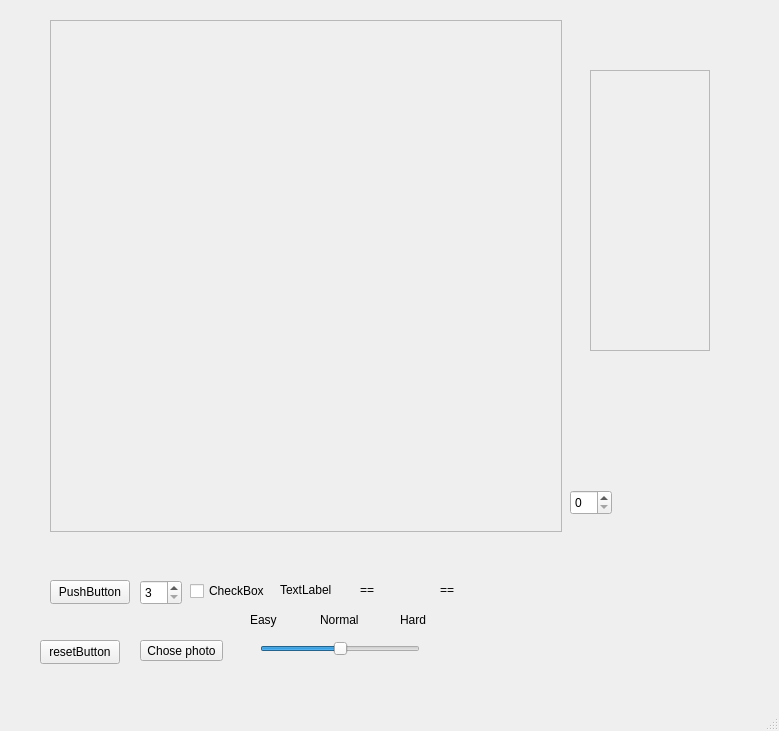
Above: Puzzle_Grzegorz_Wojciechowski/mainwindow.ui from GrzegorzWojciechowski/Puzzle_Grzegorz_Wojciechowski before the change. Below: the same form after it.
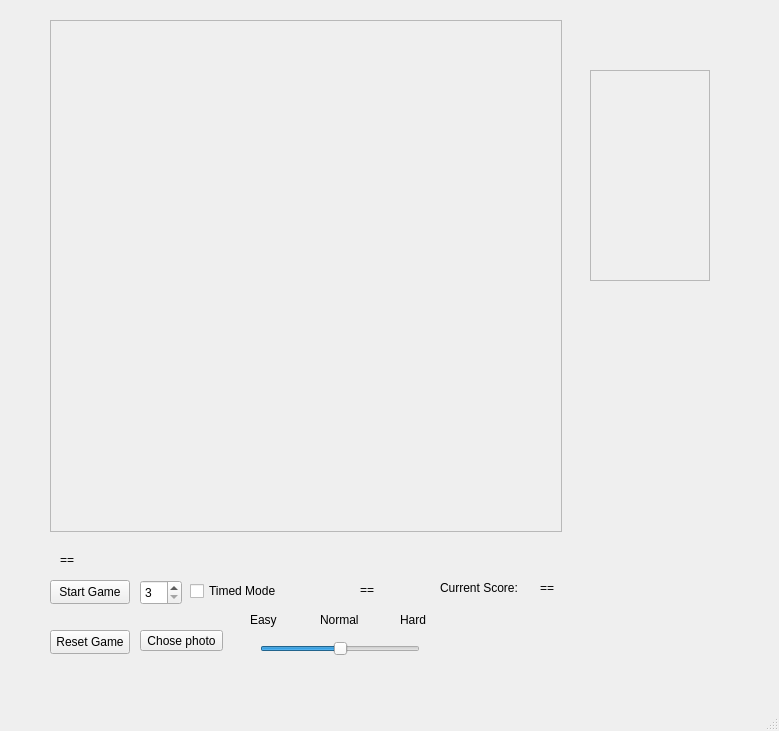
That is the form after the change.

Diff of the .ui file:
```diff
--- a/Puzzle_Grzegorz_Wojciechowski/mainwindow.ui
+++ b/Puzzle_Grzegorz_Wojciechowski/mainwindow.ui
@@ -40,7 +40,7 @@
      </rect>
     </property>
     <property name="text">
-     <string>PushButton</string>
+     <string>Start Game</string>
     </property>
    </widget>
    <widget class="QFrame" name="frameForButtons">
@@ -62,24 +62,14 @@
    <widget class="QPushButton" name="resetButton">
     <property name="geometry">
      <rect>
-      <x>40</x>
-      <y>640</y>
+      <x>50</x>
+      <y>630</y>
       <width>80</width>
       <height>24</height>
      </rect>
     </property>
     <property name="text">
-     <string>resetButton</string>
-    </property>
-   </widget>
-   <widget class="QSpinBox" name="testSpinBox">
-    <property name="geometry">
-     <rect>
-      <x>570</x>
-      <y>490</y>
-      <width>42</width>
-      <height>25</height>
-     </rect>
+     <string>Reset Game</string>
     </property>
    </widget>
    <widget class="QCheckBox" name="winCheckBox">
@@ -87,12 +77,12 @@
      <rect>
       <x>190</x>
       <y>580</y>
-      <width>78</width>
+      <width>91</width>
       <height>22</height>
      </rect>
     </property>
     <property name="text">
-     <string>CheckBox</string>
+     <string>Timed Mode</string>
     </property>
    </widget>
    <widget class="QLabel" name="timerLabel">
@@ -105,14 +95,14 @@
      </rect>
     </property>
     <property name="text">
-     <string>TextLabel</string>
+     <string/>
     </property>
    </widget>
    <widget class="QLabel" name="winLoseLabel">
     <property name="geometry">
      <rect>
-      <x>440</x>
-      <y>580</y>
+      <x>60</x>
+      <y>550</y>
       <width>63</width>
       <height>20</height>
      </rect>
@@ -138,7 +128,7 @@
     <property name="geometry">
      <rect>
       <x>140</x>
-      <y>640</y>
+      <y>630</y>
       <width>83</width>
       <height>21</height>
      </rect>
@@ -220,7 +210,7 @@
       <x>590</x>
       <y>70</y>
       <width>120</width>
-      <height>281</height>
+      <height>211</height>
      </rect>
     </property>
     <property name="frameShape">
@@ -230,6 +220,32 @@
      <enum>QFrame::Raised</enum>
     </property>
    </widget>
+   <widget class="QLabel" name="label_4">
+    <property name="geometry">
+     <rect>
+      <x>440</x>
+      <y>580</y>
+      <width>81</width>
+      <height>16</height>
+     </rect>
+    </property>
+    <property name="text">
+     <string>Current Score:</string>
+    </property>
+   </widget>
+   <widget class="QLabel" name="currentScoreLabel">
+    <property name="geometry">
+     <rect>
+      <x>540</x>
+      <y>580</y>
+      <width>49</width>
+      <height>16</height>
+     </rect>
+    </property>
+    <property name="text">
+     <string>==</string>
+    </property>
+   </widget>
   </widget>
   <widget class="QMenuBar" name="menubar">
    <property name="geometry">
```
Left out of the diff: 2 changed lines with no effect on the pictures.
